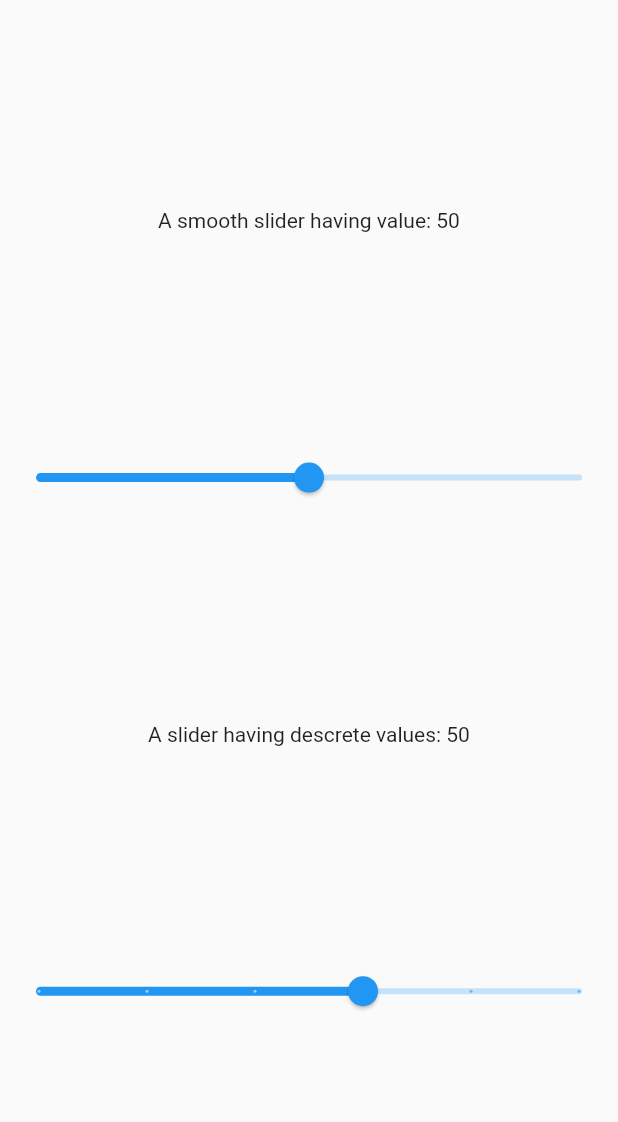
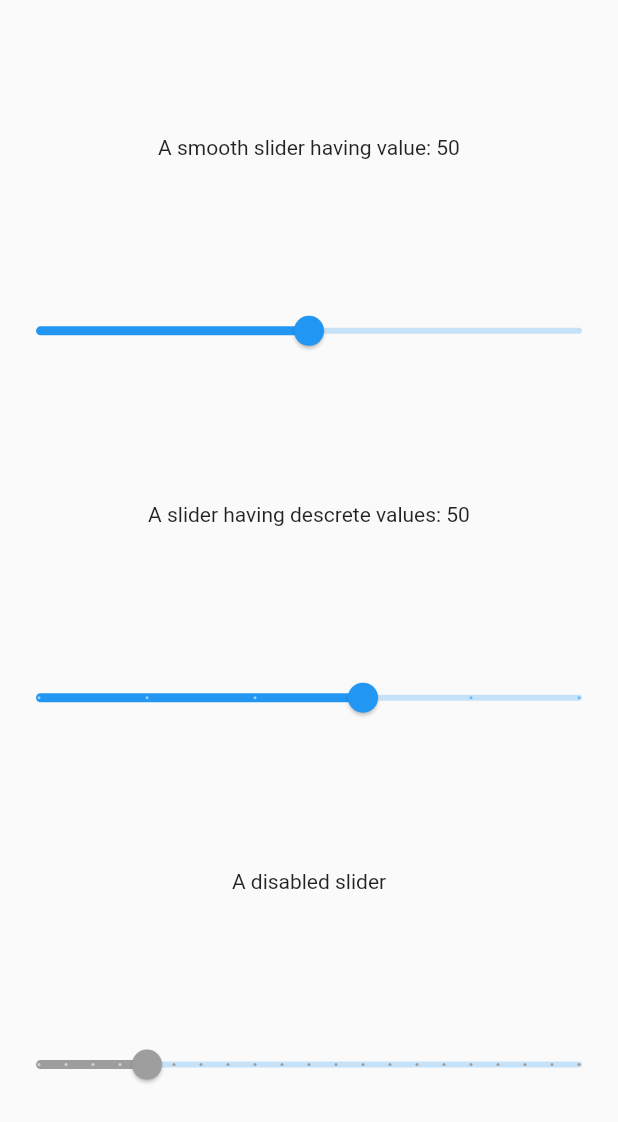
Before and after one commit to rktejesh/Fluttadex, a Flutter app: the SliderImplementation widget shown alone on an empty page, opened directly, on a phone screen of 412 x 824 dp. Shown: the top 1122 px of the screen. Run offline on Flutter 3.47's test engine with Material 2 defaults, Android fonts, the phone set to English and light mode, and no system bars; missing offline and left inert: dart:ffi, fab_circular_menu.

Commit message:
added disabled slider

```diff
--- a/lib/routes/slider.dart
+++ b/lib/routes/slider.dart
@@ -42,6 +42,16 @@ class _SliderImplementationState extends State<SliderImplementation> {
           },
         ),
 
+        Text("A disabled slider"),
+        Slider(
+          value: 20,
+          max: 100,
+          divisions: 20,
+          label: "20",
+          onChanged: (double value) {},
+          activeColor: Colors.grey,
+        ),
+
       ],
     );
   }
```
